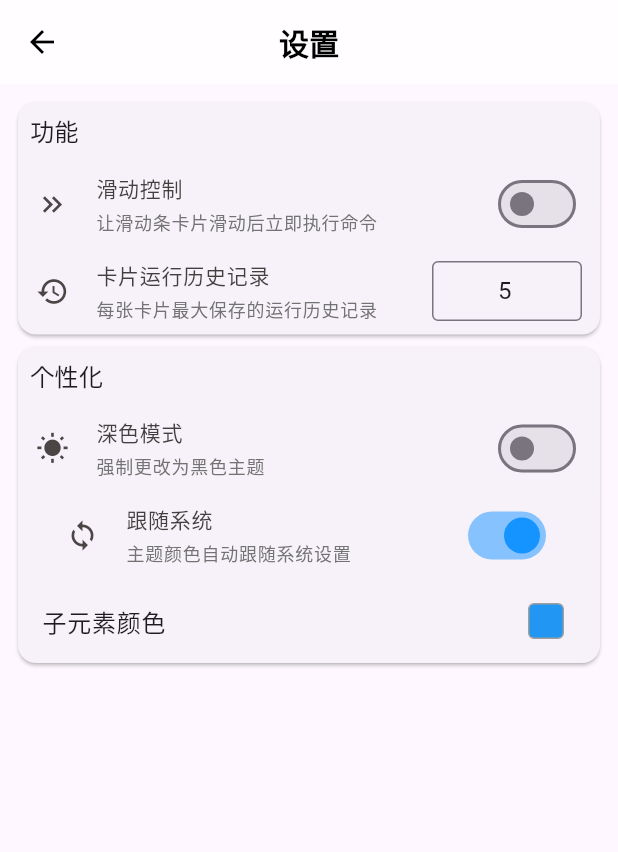
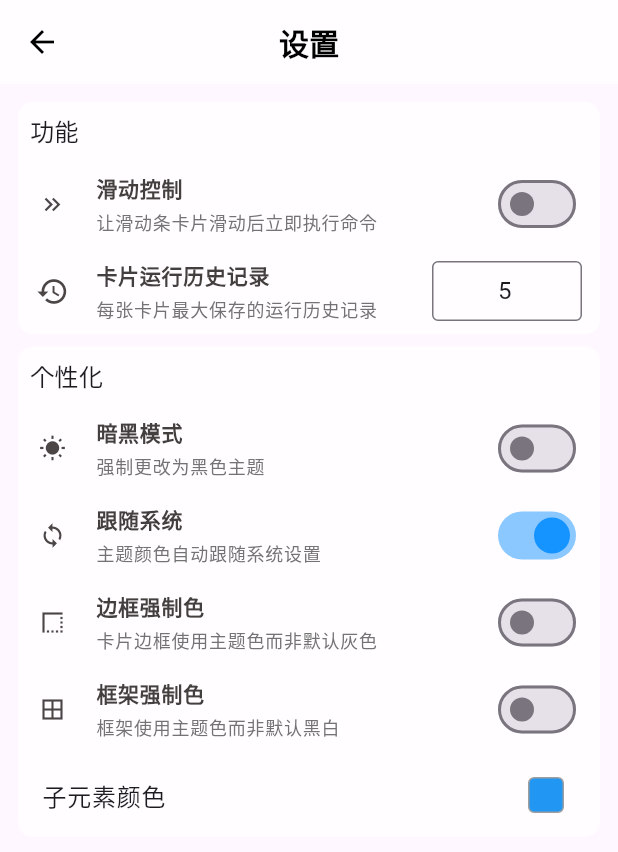
Before and after one commit to lanzeweie/HanHan, a Flutter app: the SettingsPage screen opened directly, on a phone screen of 412 x 824 dp. Shown: the top 852 px of the screen. Run offline on Flutter 3.47's test engine with Material 3 defaults, Android fonts, the phone set to English and light mode, and no system bars; our stand-ins replace device_info_plus, flutter_colorpicker, introduction_screen, shared_preferences; accounts and stored records are empty.

Commit message:
添加了“边框强制色、框架强制色”

```diff
--- a/lib/ProviderHanAll.dart
+++ b/lib/ProviderHanAll.dart
@@ -14,6 +14,11 @@ class ProviderHANHANALL with ChangeNotifier {
   // 添加跟随系统属性
   bool _isFollowSystem = true; // 默认跟随系统
 
+  bool? _isForceBorderColor = false;
+
+  // 添加框架强制色属性
+  bool? _isForceFrameColor;
+
   bool get isHuaDong => _isHuaDong;
   bool get isDarkModeForce => _isDarkModeForce;
   bool get isDarkMode {
@@ -25,6 +30,8 @@ class ProviderHANHANALL with ChangeNotifier {
   Color get subElementColor => _subElementColor ?? Colors.blue;
   int get historyLimit => _historyLimit;
   bool get isFollowSystem => _isFollowSystem;
+  bool? get isForceBorderColor => _isForceBorderColor;
+  bool? get isForceFrameColor => _isForceFrameColor;
 
   void updateSubElementColor(Color color) async {
     final prefs = await SharedPreferences.getInstance();
@@ -91,6 +98,18 @@ class ProviderHANHANALL with ChangeNotifier {
     }
   }
 
+  set isForceBorderColor(bool? value) {
+    _isForceBorderColor = value;
+    _saveSettings();
+    notifyListeners();
+  }
+
+  set isForceFrameColor(bool? value) {
+    _isForceFrameColor = value;
+    _saveForceFrameColorSetting();
+    notifyListeners();
+  }
+
   Future<void> _saveDarkModeSettings() async {
     try {
       final prefs = await SharedPreferences.getInstance();
@@ -116,6 +135,8 @@ class ProviderHANHANALL with ChangeNotifier {
       _isHuaDong = prefs.getBool('滑动控制') ?? false;
       _isFollowSystem = prefs.getBool('跟随系统') ?? true; // 加载跟随系统设置
       _historyLimit = prefs.getInt('historyLimit') ?? 5;
+      _isForceBorderColor = prefs.getBool('边框强制色') ?? false;
+      _isForceFrameColor = prefs.getBool('isForceFrameColor') ?? false;
 
       // 确保强制暗黑模式和跟随系统的一致性
       if (_isDarkModeForce && _isFollowSystem) {
@@ -144,6 +165,24 @@ class ProviderHANHANALL with ChangeNotifier {
     notifyListeners();
   }
 
+  Future<void> _saveSettings() async {
+    try {
+      final prefs = await SharedPreferences.getInstance();
+      await prefs.setBool('边框强制色', _isForceBorderColor ?? false);
+    } catch (e) {
+      print('保存边框强制色设置失败: $e');
+    }
+  }
+
+  Future<void> _saveForceFrameColorSetting() async {
+    try {
+      final prefs = await SharedPreferences.getInstance();
+      await prefs.setBool('isForceFrameColor', _isForceFrameColor ?? false);
+    } catch (e) {
+      print('保存框架强制色设置失败: $e');
+    }
+  }
+
   // 更新当前主题模式 (供系统亮度变化时使用)
   void updateThemeMode(bool isDark) {
     if (_isDarkMode != isDark) {
--- a/lib/Setconfig.dart
+++ b/lib/Setconfig.dart
@@ -44,7 +44,7 @@ class _SettingsPageState extends State<SettingsPage> {
       icon: Icons.keyboard_double_arrow_right,
     ),
     SwitchConfig(
-      name: '深色模式',
+      name: '暗黑模式',
       description: '强制更改为黑色主题',
       defaultValue: false,
       group: '个性化',
@@ -57,12 +57,26 @@ class _SettingsPageState extends State<SettingsPage> {
       group: '个性化',
       icon: Icons.sync,
     ),
+    SwitchConfig(
+      name: '边框强制色',
+      description: '卡片边框使用主题色而非默认灰色',
+      defaultValue: false,
+      group: '个性化',
+      icon: Icons.border_style,
+    ),
+    SwitchConfig(
+      name: '框架强制色',
+      description: '框架使用主题色而非默认黑白',
+      defaultValue: false,
+      group: '个性化',
+      icon: Icons.border_all,
+    ),
   ];
+
   Map<String, bool> _switchValues = {};
 
   @override
   void initState() {
-    super.initState();
     _initSharedPreferences().then((_) {
       setState(() {
         _loadSwitchValues();
@@ -88,13 +102,10 @@ class _SettingsPageState extends State<SettingsPage> {
       _switchValues[config.name] = value;
     }
 
-    // 确保暗黑模式和跟随系统的互斥性
     if (_switchValues['暗黑模式'] == true && _switchValues['跟随系统'] == true) {
       // 如果两个设置都为true，优先使用暗黑模式
       _switchValues['跟随系统'] = false;
     }
-
-    // 将加载的值同步到Provider
     ProviderWDWD?.isDarkModeForce = _switchValues['暗黑模式'] ?? false;
     ProviderWDWD?.isFollowSystem = _switchValues['跟随系统'] ?? true;
     ProviderWDWD?.notifyListeners();
@@ -110,7 +121,6 @@ class _SettingsPageState extends State<SettingsPage> {
   void _saveHistoryLimit(int limit) async {
     // 确保数值有效
     if (limit <= 0) limit = 1;
-
     await _prefs?.setInt('historyLimit', limit);
     setState(() {
       _historyLimit = limit;
@@ -136,18 +146,18 @@ class _SettingsPageState extends State<SettingsPage> {
         _prefs?.setBool('暗黑模式', false);
       }
     });
-
     // 更新Provider状态
     if (name == '滑动控制') {
       ProviderWDWD?.isHuaDong = value;
+    } else if (name == '暗黑模式') {
+      ProviderWDWD?.isDarkModeForce = value;
+    } else if (name == '跟随系统') {
+      ProviderWDWD?.isFollowSystem = value;
+    } else if (name == '边框强制色') {
+      ProviderWDWD?.isForceBorderColor = value;
+    } else if (name == '框架强制色') {
+      ProviderWDWD?.isForceFrameColor = value;
     }
-    else if (name == '暗黑模式') {
-      ProviderWDWD?.isDarkModeForce = value;
-    }
-    else if (name == '跟随系统') {
-      ProviderWDWD?.isFollowSystem = value;
-    }
-
     // 确保界面刷新
     ProviderWDWD?.notifyListeners();
 
@@ -173,7 +183,7 @@ class _SettingsPageState extends State<SettingsPage> {
   @override
   Widget build(BuildContext context) {
     // 自动颜色主题
-    final Brightness brightness = MediaQuery.of(context).platformBrightness;
+    final brightness = MediaQuery.of(context).platformBrightness;
     isDarkMode = brightness == Brightness.dark;
 
     // 订阅Provider变化，确保主题更改时UI会更新
@@ -184,21 +194,15 @@ class _SettingsPageState extends State<SettingsPage> {
         title: Text(
           '设置',
           style: TextStyle(
-            color: AppColors.colorConfigText(
-              (context),
-            ),
             fontSize: 20, // 设置字号为20
+            color: AppColors.colorConfigText(context),
             fontWeight: FontWeight.bold,
           ),
         ),
         centerTitle: true, // 文字居中显示
-        backgroundColor: AppColors.colorConfigKuangJia(
-          (context),
-        ),
+        backgroundColor: AppColors.colorConfigKuangJia(context),
         iconTheme: IconThemeData(
-          color: AppColors.colorConfigJianTou(
-            (context),
-          ), // 设置箭头颜色为白色
+          color: AppColors.colorConfigJianTou(context), // 设置箭头颜色为白色
         ),
       ),
       body: _isLoading
@@ -208,11 +212,11 @@ class _SettingsPageState extends State<SettingsPage> {
           : ListView(
               padding: EdgeInsets.all(8.0),
               children: _buildSwitchGroups(),
-      ),
+            ),
     );
   }
 
-  Widget _buildColorPickerItem(BuildContext context, {
+  Widget _buildColorPickerItem({
     required String title,
     required Color? currentColor,
     required ValueChanged<Color> onColorChanged,
@@ -264,9 +268,9 @@ class _SettingsPageState extends State<SettingsPage> {
                   onPressed: () => Navigator.pop(context, _color),
                   child: Text('确定'),
                 ),
-          ], // 结束actions数组
-        ), // 结束AlertDialog
-      ); // 结束showDialog
+              ],
+            ),
+          );
           if (color != null) {
             onColorChanged(color);
           }
@@ -290,7 +294,6 @@ class _SettingsPageState extends State<SettingsPage> {
     final provider = Provider.of<ProviderHANHANALL>(context);
     return [
       _buildColorPickerItem(
-        context,
         title: '子元素颜色',
         currentColor: provider.subElementColor,
         onColorChanged: (color) {
@@ -301,8 +304,6 @@ class _SettingsPageState extends State<SettingsPage> {
   }
 
   List<Widget> _buildSwitchGroups() {
-    List<Widget> switchGroups = [];
-
     // Group the switches based on their group name
     Map<String, List<SwitchConfig>> groupedSwitches = {};
     for (SwitchConfig config in _switchConfigs) {
@@ -310,31 +311,28 @@ class _SettingsPageState extends State<SettingsPage> {
     }
 
     // Build switch groups
+    List<Widget> switchGroups = [];
     for (String groupName in groupedSwitches.keys) {
       List<Widget> switches = [];
 
       for (SwitchConfig config in groupedSwitches[groupName]!) {
         // 处理特殊显示逻辑
         bool isDisabled = false;
-
         // 如果是系统深色模式，且跟随系统开启，则显示暗黑模式为不可交互的已勾选状态
         if (config.name == '暗黑模式' && isDarkMode && isFollowSystem) {
           isDisabled = true;
         }
 
-        // 跟随系统选项需要有特殊缩进，表示它是暗黑模式的子选项
-        bool isSubOption = config.name == '跟随系统';
-
         switches.add(
           ListTile(
-            contentPadding: EdgeInsets.symmetric(horizontal: isSubOption ? 32.0 : 12.0),
+            contentPadding: EdgeInsets.symmetric(horizontal: 12.0),
             title: Row(
               children: [
                 SizedBox(
                   width: 22.0, // 增加图标与文字之间的间距
                   child: Icon(
                     config.icon,
-                    size: 22.0,
+                    size: 18.0,
                     color: AppColors.colorConfigIcon(isDarkMode_force, isDarkMode),
                   ),
                 ),
@@ -351,6 +349,7 @@ class _SettingsPageState extends State<SettingsPage> {
                             isDarkMode_force,
                             isDarkMode,
                           ),
+                          fontWeight: FontWeight.bold,
                         ),
                       ),
                       SizedBox(height: 3.0), // 增加文字与描述之间的间距
@@ -387,6 +386,12 @@ class _SettingsPageState extends State<SettingsPage> {
 
       switchGroups.add(
         Card(
+          // 添加背景颜色和圆角
+          color: AppColors.colorConfigSwitchGroupBackground(context),
+          shape: RoundedRectangleBorder(
+            borderRadius: BorderRadius.circular(10.0),
+          ),
+          elevation: 0.0, // 去除阴影效果
           child: Column(
             crossAxisAlignment: CrossAxisAlignment.start,
             children: [
@@ -408,7 +413,6 @@ class _SettingsPageState extends State<SettingsPage> {
       );
     }
 
-    // 删除重复的日志功能区卡片
     return switchGroups;
   }
 
@@ -438,6 +442,7 @@ class _SettingsPageState extends State<SettingsPage> {
                       isDarkMode_force,
                       isDarkMode,
                     ),
+                    fontWeight: FontWeight.bold,
                   ),
                 ),
                 SizedBox(height: 3.0),
--- a/lib/color.dart
+++ b/lib/color.dart
@@ -53,6 +53,12 @@ class AppColors {
   //框架颜色
   static Color colorConfigKuangJia(BuildContext context) {
     final provider = Provider.of<ProviderHANHANALL>(context, listen: false);
+
+    // 判断是否启用框架强制色
+    if (provider.isForceFrameColor ?? false) {
+      return AppColors.commandApiElement(context, hueShift: 10, saturationBoost: 1);
+    }
+
     return provider.isDarkMode ? Colors.black : Colors.white.withOpacity(0.8);
   }
   //箭头颜色
@@ -105,12 +111,29 @@ class AppColors {
     // 判断当前是否为深色模式（强制深色模式优先）
     final bool isDarkMode = provider.isDarkModeForce || provider.isDarkMode;
 
-    // 直接返回固定颜色
-    return isDarkMode
-        ? const Color.fromARGB(255, 149, 147, 147)        // 深色模式：白色边框 (#FFFFFFFF)
-        : const Color.fromARGB(255, 214, 205, 205) ?? const Color.fromARGB(255, 231, 229, 229)!;  // 浅色模式：淡灰色边框 (#EEEEEE)
+    // 根据边框强制色开关状态返回不同的颜色
+    if (provider.isForceBorderColor ?? false) {
+      // 如果开启了边框强制色，返回动态颜色
+      return isDarkMode
+          ? AppColors.commandApiElement(context, hueShift: 10, saturationBoost: 1)        // 深色模式：动态边框
+          : AppColors.commandApiElement(context, hueShift: 10, saturationBoost: 1) ?? AppColors.commandApiElement(context, hueShift: 10, saturationBoost: 1)!;  // 浅色模式：动态边框
+    } else {
+      // 如果关闭了边框强制色，返回固定颜色
+      return isDarkMode
+          ? const Color.fromARGB(255, 149, 147, 147)        // 深色模式：固定灰色边框
+          : const Color.fromARGB(255, 214, 205, 205) ?? const Color.fromARGB(255, 231, 229, 229)!;  // 浅色模式：淡灰色边框
+    }
   }
 
+  // 设置界面 _buildSwitchGroups 底色
+  static Color colorConfigSwitchGroupBackground(BuildContext context) {
+    final provider = Provider.of<ProviderHANHANALL>(context, listen: false);
+    final bool isDarkMode = provider.isDarkModeForce || provider.isDarkMode;
+
+    return isDarkMode
+        ? Color.fromARGB(255, 41, 41, 42).withOpacity(0.6)  // 深色模式下的底色
+        : Color.fromARGB(255, 255, 255, 255).withOpacity(0.7);  // 浅色模式下的底色
+  }
 
   // 统一子元素颜色配置
   static Color? _subElementColor;
--- a/pubspec.yaml
+++ b/pubspec.yaml
@@ -4,7 +4,7 @@ description: 涵涵的超级控制面板
 publish_to: 'none' # Remove this line if you wish to publish to pub.dev
 
 
-version: 3.6.1
+version: 3.7.0
 
 environment:
   sdk: '>=3.0.6 <4.0.0'
```
Also changed, not shown: lib/Startone.dart (+11 -11 lines), lib/zhu.dart (+50 -1 lines), assets/wecome_1.png (deleted), assets/wecome_2.png (deleted), assets/wecome_3.png (deleted), assets/wecome_4.png (deleted), 1 other file.
